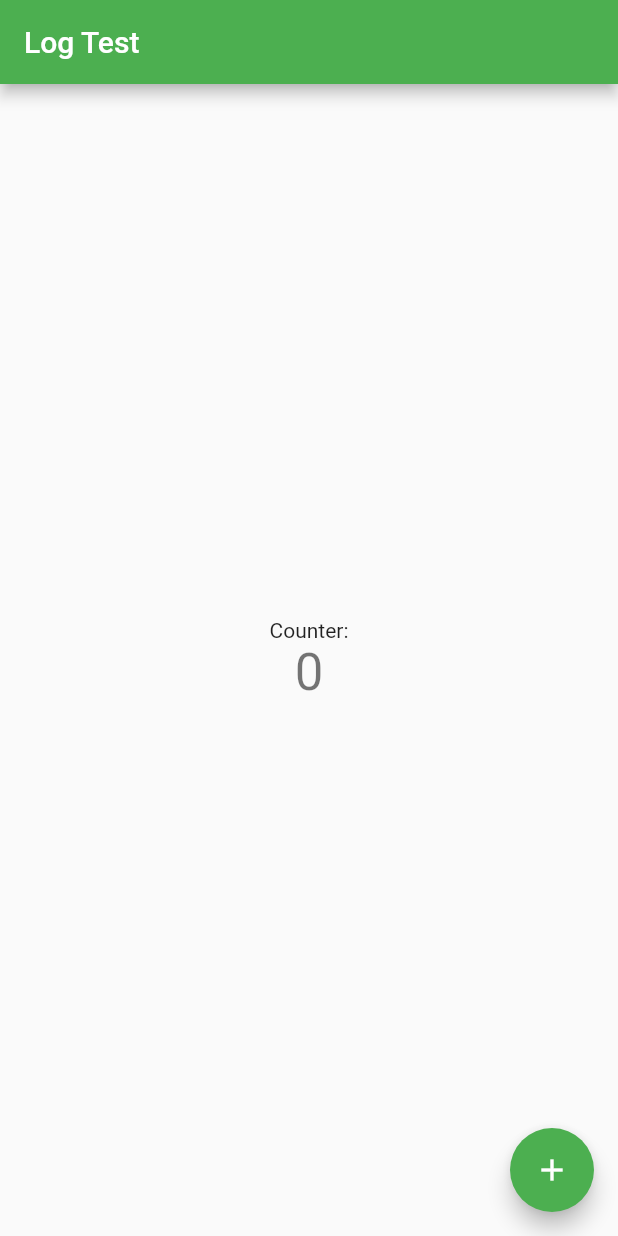
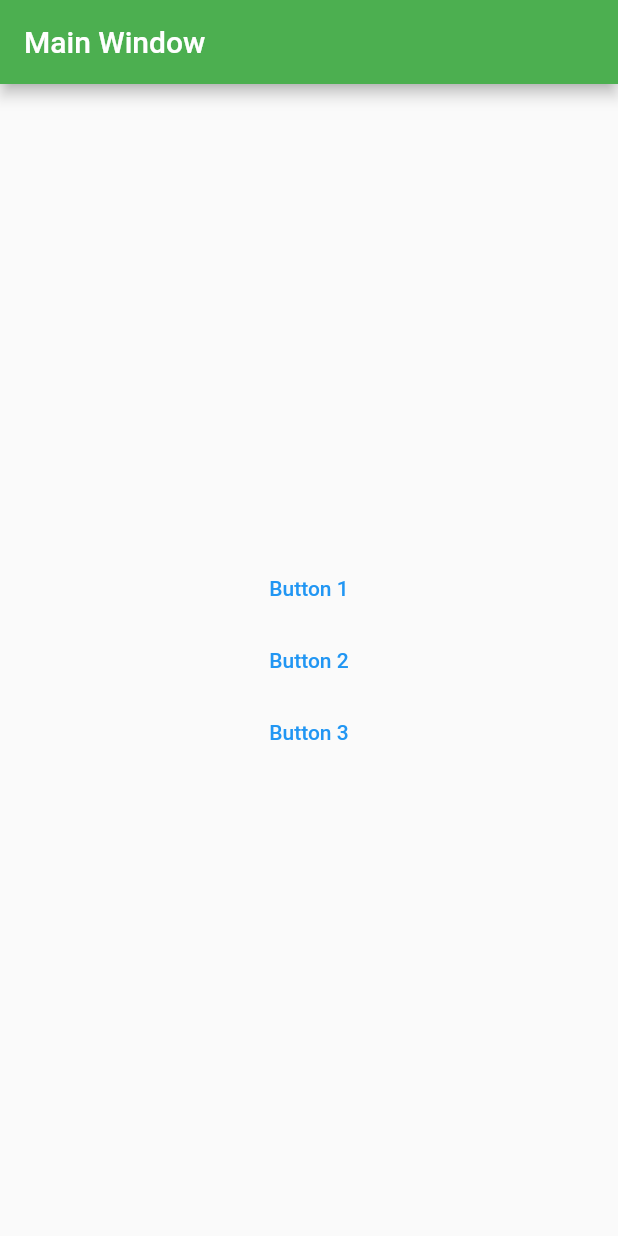
Before and after one commit to 0xDecentMaz/Daylog, a Flutter app: the screen it shows after launch, on a phone screen of 412 x 824 dp. Run offline on Flutter 3.47's test engine with Material 2 defaults, Android fonts, the phone set to English and light mode, and no system bars; our stand-ins replace sqflite; accounts and stored records are empty.

Commit message:
Dynamically add button widgets for value in list of values, proof of concept

```diff
--- a/daylog/lib/main.dart
+++ b/daylog/lib/main.dart
@@ -20,16 +20,14 @@ void main() async {
 class MyApp extends StatelessWidget {
   const MyApp({super.key});
 
-  // This widget is the root of your application.
   @override
   Widget build(BuildContext context) {
     return MaterialApp(
-      title: 'Flutter Demo',
+      title: 'Log Test',
       theme: ThemeData(
-        // This is the theme of your application.
         primarySwatch: Colors.green,
       ),
-      home: const MyHomePage(title: 'Log Test'),
+      home: const MyHomePage(title: 'Main Window'),
     );
   }
 }
@@ -43,13 +41,18 @@ class MyHomePage extends StatefulWidget {
 }
 
 class _MyHomePageState extends State<MyHomePage> {
-  int _counter = 0;
+  final List<String> stringValues = [
+    'Button 1',
+    'Button 2',
+    'Button 3',
+  ];
+  /*int _counter = 0;
 
   void _incrementCounter() {
     setState(() {
       _counter++;
     });
-  }
+  }*/
 
   @override
   Widget build(BuildContext context) {
@@ -61,21 +64,25 @@ class _MyHomePageState extends State<MyHomePage> {
         child: Column(
           mainAxisAlignment: MainAxisAlignment.center,
           children: <Widget>[
-            const Text(
-              'Counter:',
-            ),
-            Text(
-              '$_counter',
-              style: Theme.of(context).textTheme.headlineMedium,
-            ),
+            for (var stringValue in stringValues)
+              TextButton(
+                style: ButtonStyle(
+                  foregroundColor:
+                      MaterialStateProperty.all<Color>(Colors.blue),
+                ),
+                onPressed: () {
+                  print(stringValue);
+                },
+                child: Text(stringValue),
+              )
           ],
         ),
       ),
-      floatingActionButton: FloatingActionButton(
+      /*floatingActionButton: FloatingActionButton(
         onPressed: _incrementCounter,
         tooltip: 'Increment',
         child: const Icon(Icons.add),
-      ),
+      ),*/
     );
   }
 }
```
